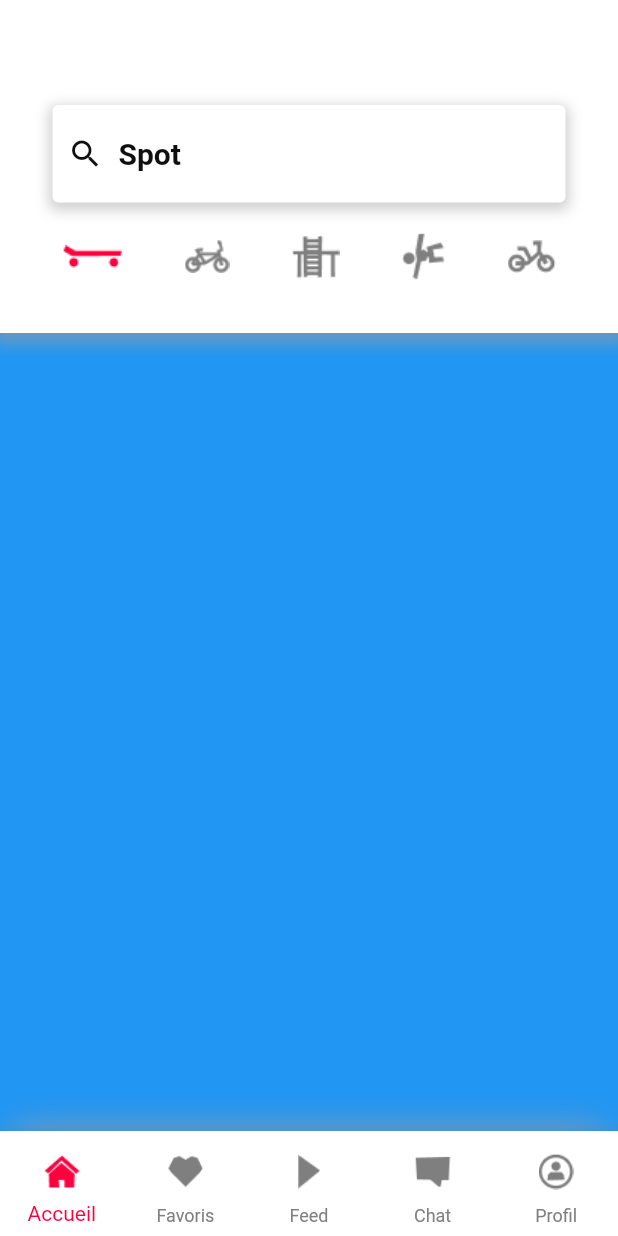
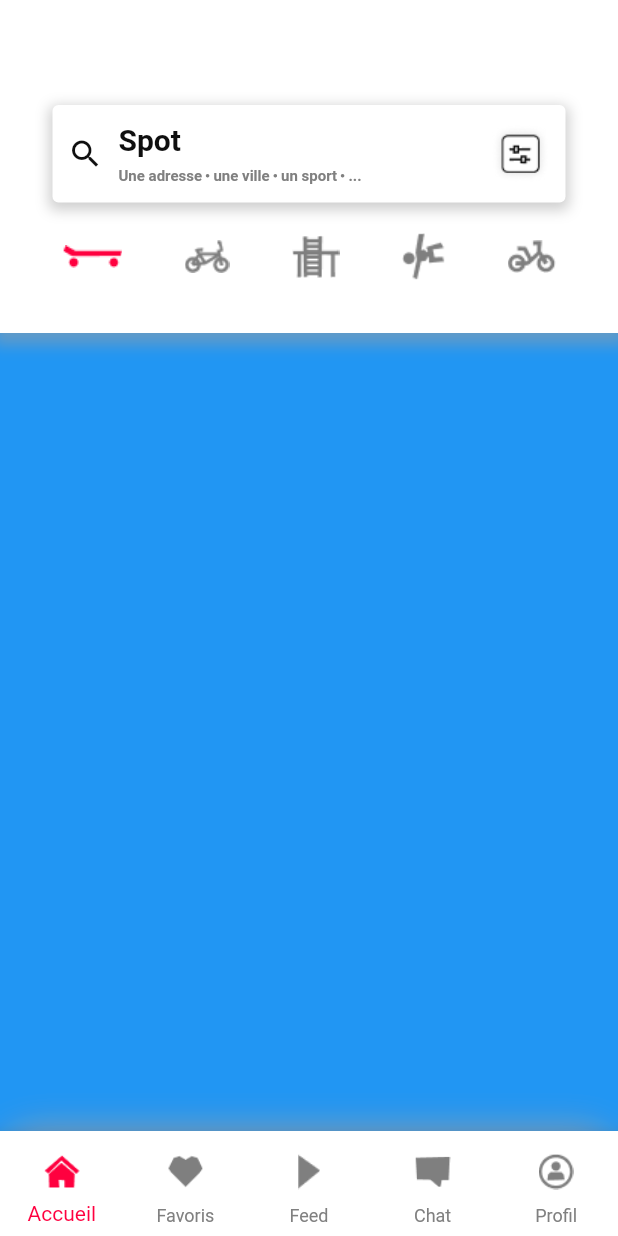
Before and after one commit to AlzUrt/Spotted, a Flutter app: the screen it shows after launch, on a phone screen of 412 x 824 dp. Run offline on Flutter 3.47's test engine with Material 2 defaults, Android fonts, the phone set to English and light mode, and no system bars; Roboto replaces fonts that are missing (IntegralCF).

Commit message:
add icons in menu

```diff
--- a/lib/views/home.dart
+++ b/lib/views/home.dart
@@ -1,6 +1,7 @@
 import 'package:flutter/material.dart';
 import 'package:padsou/assets/colors.dart';
 import 'package:padsou/ui/typo.dart';
+// import 'package:padsou/components/selectSport.dart';
 
 class Home extends StatefulWidget {
   @override
@@ -8,6 +9,8 @@ class Home extends StatefulWidget {
 }
 
 class _HomeState extends State<Home> {
+  bool _isSearching = false;
+
   @override
   Widget build(BuildContext context) {
     return Scaffold(
@@ -29,7 +32,7 @@ class _HomeState extends State<Home> {
             ),
             child: Column(
               children: [
-                SizedBox(height: 70.0), // Spacer for Search Bar
+                SizedBox(height: 70.0),
                 Container(
                   height: 65.0,
                   margin: EdgeInsets.symmetric(horizontal: 35.0),
@@ -45,24 +48,60 @@ class _HomeState extends State<Home> {
                       ),
                     ],
                   ),
+                  child: GestureDetector(
+                    onTap: () {
+                      setState(() {
+                        _isSearching = true;
+                      });
+                    },
                     child: Row(
                       children: [
                         SizedBox(width: 10.0),
                         Icon(Icons.search, color: CustomColors.black),
                         SizedBox(width: 10.0),
                         Expanded(
-                        child: TextFormField(
+                          child: _isSearching
+                              ? TextFormField(
                                   decoration: InputDecoration(
                                     border: InputBorder.none,
-                            hintText: 'Spot',
+                                    hintText: '',
                                     hintStyle: CustomTextStyle.title(),
+                                  ),
+                                )
+                              : Column(
+                                  mainAxisAlignment: MainAxisAlignment.center,
+                                  crossAxisAlignment: CrossAxisAlignment.start,
+                                  children: [
+                                    Text(
+                                      'Spot',
+                                      style: CustomTextStyle.title(),
+                                    ),
+                                    SizedBox(height: 5.0),
+                                    Text(
+                                      'Une adresse ∙ une ville ∙ un sport ∙ ...',
+                                      style: CustomTextStyle.subtitle(),
+                                    ),
+                                  ],
+                                ),
+                        ),
+                        GestureDetector(
+                          child: Padding(
+                            padding: EdgeInsets.only(right: 10.0),
+                            child: Image.asset(
+                              'lib/assets/images/icons/filter_icon.png',
+                              width:
+                                  40.0, // adaptez la taille selon vos besoins
+                              height: 40.0,
                             ),
                           ),
                         ),
                       ],
                     ),
                   ),
-                SizedBox(height: 20.0), // Spacer for Images Row
+                ),
+
+
+                SizedBox(height: 20.0),
                 Row(
                   mainAxisAlignment: MainAxisAlignment.spaceEvenly,
                   children: [
@@ -73,6 +112,50 @@ class _HomeState extends State<Home> {
                     Image.asset('lib/assets/images/logo_sport/vtt.png'),
                   ],
                 ),
+
+
+
+
+                  // Row(
+                  //   mainAxisAlignment: MainAxisAlignment.spaceEvenly,
+                  //   children: [
+                  //     TopSelectSportItem(
+                  //       icon: Icon(Icons.home),
+                  //       label: 'Accueil',
+                  //       isSelected: true,
+                  //       onTap: () {},
+                  //     ),
+                  //     TopSelectSportItem(
+                  //       icon: Icon(Icons.favorite),
+                  //       label: 'Favoris',
+                  //       isSelected: false,
+                  //       onTap: () {},
+                  //     ),
+                  //     TopSelectSportItem(
+                  //       icon: Icon(Icons.rss_feed),
+                  //       label: 'Feed',
+                  //       isSelected: false,
+                  //       onTap: () {},
+                  //     ),
+                  //     TopSelectSportItem(
+                  //       icon: Icon(Icons.chat),
+                  //       label: 'Chat',
+                  //       isSelected: false,
+                  //       onTap: () {},
+                  //     ),
+                  //     TopSelectSportItem(
+                  //       icon: Icon(Icons.person),
+                  //       label: 'Profil',
+                  //       isSelected: false,
+                  //       onTap: () {},
+                  //     ),
+                  //   ],
+                  // ),
+
+
+
+
+
               ],
             ),
           ),
```
Also changed, not shown: lib/components/selectSport.dart (added, +46 -0 lines), lib/assets/images/icons/filter_icon.png (added). Lines whose indentation alone changed are shown as unchanged.
